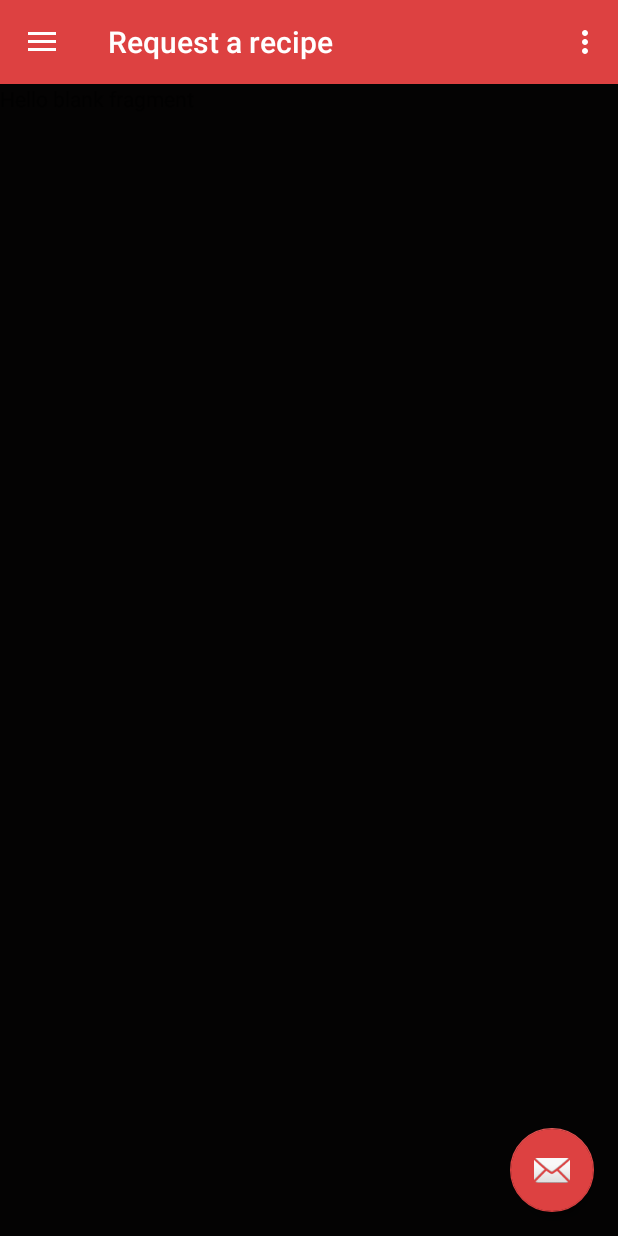
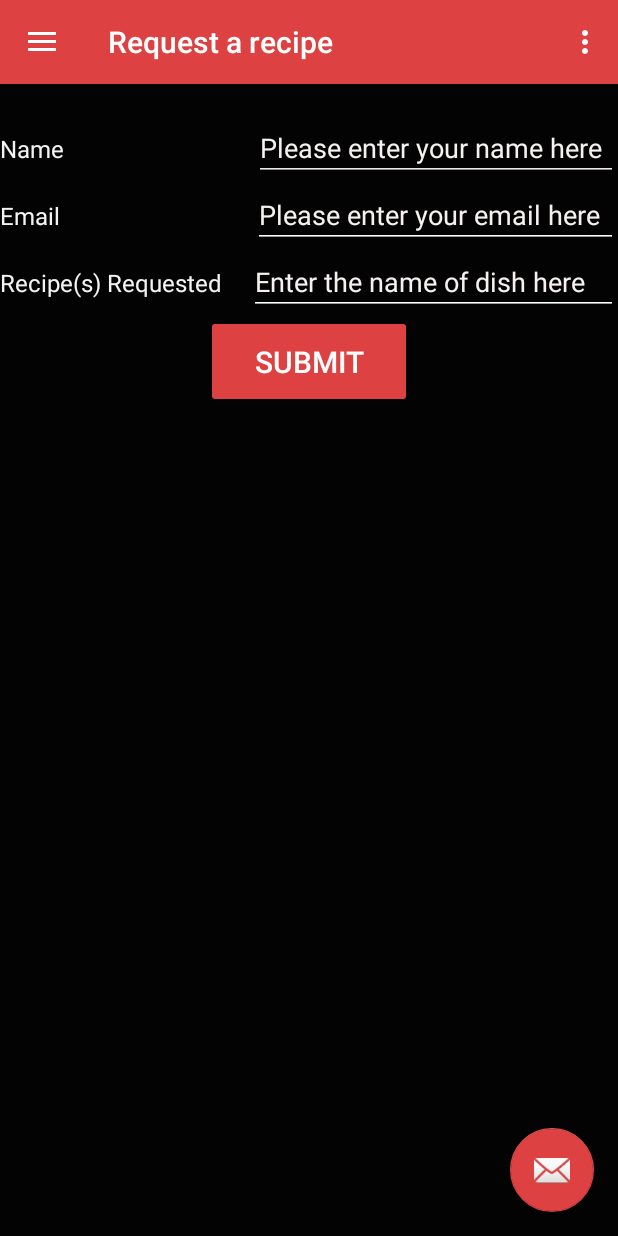
Before and after one commit to kyash108/Spiceful, an Android app: the request screen opened through its navigation route, on a phone screen of 412 x 824 dp. Run offline under Robolectric (Android 15) with nearby library versions, the light colour scheme and no system bars; our stand-ins replace navigation-ui.

Commit message:
Made the request a recipe fragment and completed the code which will take input from user and will send it to the developer to add a recipe to the app

```diff
--- a/app/src/main/AndroidManifest.xml
+++ b/app/src/main/AndroidManifest.xml
@@ -18,6 +18,7 @@
 
                 <category android:name="android.intent.category.LAUNCHER" />
             </intent-filter>
+
         </activity>
 
         <activity android:name=".settingsFragment" />
--- a/app/src/main/java/com/example/spiceful/MainActivity.java
+++ b/app/src/main/java/com/example/spiceful/MainActivity.java
@@ -1,20 +1,14 @@
 package com.example.spiceful;
-
 import android.content.Intent;
 import android.net.Uri;
 import android.os.Bundle;
 import android.view.MenuItem;
 import android.view.View;
 import android.view.Menu;
-import android.widget.Button;
-
 import com.google.android.material.floatingactionbutton.FloatingActionButton;
 import com.google.android.material.snackbar.Snackbar;
 import com.google.android.material.navigation.NavigationView;
-
 import androidx.annotation.NonNull;
-import androidx.core.content.ContextCompat;
-import androidx.fragment.app.Fragment;
 import androidx.navigation.NavController;
 import androidx.navigation.Navigation;
 import androidx.navigation.ui.AppBarConfiguration;
--- a/app/src/main/java/com/example/spiceful/request.java
+++ b/app/src/main/java/com/example/spiceful/request.java
@@ -1,5 +1,7 @@
 package com.example.spiceful;
 
+import android.content.Intent;
+import android.net.Uri;
 import android.os.Bundle;
 
 import androidx.fragment.app.Fragment;
@@ -7,6 +9,11 @@ import androidx.fragment.app.Fragment;
 import android.view.LayoutInflater;
 import android.view.View;
 import android.view.ViewGroup;
+import android.widget.Button;
+import android.widget.EditText;
+import android.widget.Toast;
+
+import com.google.android.material.snackbar.Snackbar;
 
 /**
  * A simple {@link Fragment} subclass.
@@ -14,6 +21,7 @@ import android.view.ViewGroup;
  * create an instance of this fragment.
  */
 public class request extends Fragment {
+
 
     // TODO: Rename parameter arguments, choose names that match
     // the fragment initialization parameters, e.g. ARG_ITEM_NUMBER
@@ -53,12 +61,41 @@ public class request extends Fragment {
             mParam1 = getArguments().getString(ARG_PARAM1);
             mParam2 = getArguments().getString(ARG_PARAM2);
         }
+
     }
 
     @Override
     public View onCreateView(LayoutInflater inflater, ViewGroup container,
                              Bundle savedInstanceState) {
         // Inflate the layout for this fragment
-        return inflater.inflate(R.layout.fragment_request, container, false);
+
+       View view= inflater.inflate(R.layout.fragment_request, container, false);
+         final EditText name = view.findViewById(R.id.requestDishUserNameInput);
+        final EditText email = view.findViewById(R.id.requestDishEmailInput);
+        final EditText dishName = view.findViewById(R.id.requestDishNameInput);
+       Button button = view.findViewById(R.id.submit);
+
+
+        button.setOnClickListener(new View.OnClickListener() {
+            @Override
+            public void onClick(View v) {
+                String userName = name.getText().toString().trim();
+                String userEmail = email.getText().toString().trim();
+                String recipeRequest = dishName.getText().toString().trim();
+                String[]emailAddress={"yashkumartestemail@gmail.com"};
+            Intent intent = new Intent(Intent.ACTION_SENDTO);
+                intent.setData(Uri.parse("mailto:"));
+                intent.putExtra(Intent.EXTRA_EMAIL,emailAddress);
+                intent.putExtra(Intent.EXTRA_SUBJECT,"Can you please a this recipe to the app ?");
+                intent.putExtra(Intent.EXTRA_TEXT,"Name: "+userName+"\n Email: "+userEmail+"\n Recipe(s) name: "+recipeRequest);
+            //                if(intent.resolveActivity(getActivity().getPackageManager()) != null){
+            startActivity(intent);
+//                }else {
+//                    Toast.makeText(getActivity(),"No app installed or email account not added in the app",Toast.LENGTH_SHORT).show();
+//                }
+            }
+
+        });
+       return view;
     }
 }
--- a/app/src/main/java/com/example/spiceful/veg.java
+++ b/app/src/main/java/com/example/spiceful/veg.java
@@ -78,7 +78,7 @@ public class veg extends Fragment {
         final ListView listView = view.findViewById(R.id.vegListView);
         description = view.findViewById(R.id.vegDescription);
         ArrayList<ListViewItem> dataTypeItemArrayList = new ArrayList<>();
-        dataTypeItemArrayList.add(new ListViewItem("Aloo Matar","Ingredients: \n" +
+        dataTypeItemArrayList.add(new ListViewItem("Aloo Matar Curry","Ingredients: \n" +
                 "1) Potato                                     1/2 Kg\n"+
                 "2) Peas                                        1 Cup\n"+
                 "3) Onions                                     6\n"+
@@ -105,7 +105,7 @@ public class veg extends Fragment {
                 "11) Pour enought water along with boilder peas and potatoes.\n"+
                 "12) Cook till the gravy becomes thick.\n"+
                 "13) Serve hot, garnished with corriander leaves\n"));
-        dataTypeItemArrayList.add(new ListViewItem("Matar Paneer","Ingredients: \n"+
+        dataTypeItemArrayList.add(new ListViewItem("Matar Paneer Curry","Ingredients: \n"+
                 "1)  Green peas(Fresh)              1/2 Kg\n"+
                 "2)  Paneer (Indian Cheese)     400 grams\n"+
                 "3)  Tomatoes                            2\n"+
@@ -215,12 +215,12 @@ public class veg extends Fragment {
         @Override
         public Fragment getItem(int position) {
             switch (position){
-                case 0: return vegContentFragment.newInstance(R.drawable.dal,"Aloo Matar");
-                case 1: return vegContentFragment.newInstance(R.drawable.ic_baseline_map_24,"Matar Paneer");
+                case 0: return vegContentFragment.newInstance(R.drawable.dal,"Aloo Matar Curry");
+                case 1: return vegContentFragment.newInstance(R.drawable.ic_baseline_map_24,"Matar Paneer Curry");
                 case 2: return vegContentFragment.newInstance(R.drawable.ic_baseline_map_24,"Bhindi Massala");
                 case 3: return vegContentFragment.newInstance(R.drawable.ic_baseline_map_24,"Paneer Bhurji");
 
-                default: return vegContentFragment.newInstance(R.drawable.facebook,"Mutter Paneer");
+                default: return vegContentFragment.newInstance(R.drawable.facebook,"Mutter Paneer Curry");
 
             }
         }
@@ -228,7 +228,7 @@ public class veg extends Fragment {
 
         @Override
         public int getCount() {
-            return 2;
+            return 4;
         }
     }
 }
--- a/app/src/main/res/layout/fragment_request.xml
+++ b/app/src/main/res/layout/fragment_request.xml
@@ -1,15 +1,131 @@
 <?xml version="1.0" encoding="utf-8"?>
-<FrameLayout xmlns:android="http://schemas.android.com/apk/res/android"
+<LinearLayout xmlns:android="http://schemas.android.com/apk/res/android"
+    xmlns:app="http://schemas.android.com/apk/res-auto"
     xmlns:tools="http://schemas.android.com/tools"
     android:layout_width="match_parent"
     android:layout_height="match_parent"
     android:background="@color/bgColor"
+    android:orientation="vertical"
+    android:paddingTop="20dp"
     tools:context=".request">
 
-    <!-- TODO: Update blank fragment layout -->
-    <TextView
+    <LinearLayout
         android:layout_width="match_parent"
-        android:layout_height="match_parent"
-        android:text="@string/hello_blank_fragment" />
+        android:layout_height="wrap_content"
+        android:orientation="horizontal">
 
-</FrameLayout>
+        <TextView
+            android:id="@+id/requestDishUserName"
+            android:layout_width="wrap_content"
+            android:layout_height="wrap_content"
+            android:layout_weight="1"
+            android:paddingTop="10dp"
+            android:paddingBottom="10dp"
+            android:shadowColor="#F8F5F5"
+            android:text="@string/requestDishName"
+            android:textColor="#F3F3F3"
+            android:textSize="@dimen/fab_margin" />
+
+        <EditText
+            android:id="@+id/requestDishUserNameInput"
+            android:layout_width="116dp"
+            android:layout_height="wrap_content"
+            android:layout_weight="1"
+            android:autofillHints=""
+            android:backgroundTint="#F1E9E9"
+            android:ems="10"
+            android:hint="@string/requestDishUsername"
+            android:inputType="textPersonName"
+            android:paddingTop="10dp"
+            android:paddingBottom="10dp"
+            android:shadowColor="#F8F6F6"
+            android:textColor="#F1EDED"
+            android:textColorHighlight="#F4EFEF"
+            android:textColorHint="#F6F1F1"
+            android:textColorLink="#F3ECEC" />
+    </LinearLayout>
+
+    <LinearLayout
+        android:layout_width="match_parent"
+        android:layout_height="wrap_content"
+        android:orientation="horizontal">
+
+        <TextView
+            android:id="@+id/requestDishNameEmail"
+            android:layout_width="wrap_content"
+            android:layout_height="wrap_content"
+            android:layout_weight="1"
+            android:paddingTop="10dp"
+            android:paddingBottom="10dp"
+            android:shadowColor="#F8F5F5"
+            android:text="@string/requestDishEmail"
+            android:textColor="#F3F3F3"
+            android:textSize="@dimen/fab_margin" />
+
+        <EditText
+            android:id="@+id/requestDishEmailInput"
+            android:layout_width="114dp"
+            android:layout_height="wrap_content"
+            android:layout_weight="1"
+            android:autofillHints=""
+            android:backgroundTint="#FFFFFF"
+            android:ems="10"
+            android:hint="@string/requestDishEmailHint"
+            android:inputType="textPersonName"
+            android:paddingTop="10dp"
+            android:paddingBottom="10dp"
+            android:shadowColor="#F8F6F6"
+            android:textColor="#F1EDED"
+            android:textColorHighlight="#F4EFEF"
+            android:textColorHint="#F6F1F1"
+            android:textColorLink="#F3ECEC" />
+
+    </LinearLayout>
+
+    <LinearLayout
+        android:layout_width="match_parent"
+        android:layout_height="wrap_content"
+        android:orientation="horizontal">
+
+        <TextView
+            android:id="@+id/requestDishName"
+            android:layout_width="133dp"
+            android:layout_height="wrap_content"
+            android:layout_weight="1"
+            android:paddingTop="10dp"
+            android:paddingBottom="10dp"
+            android:shadowColor="#F8F5F5"
+            android:text="@string/recipeRequested"
+            android:textColor="#F3F3F3"
+            android:textSize="@dimen/fab_margin" />
+
+        <EditText
+            android:id="@+id/requestDishNameInput"
+            android:layout_width="wrap_content"
+            android:layout_height="wrap_content"
+            android:layout_weight="1"
+            android:autofillHints=""
+            android:backgroundTint="#FFFFFF"
+            android:ems="10"
+            android:hint="@string/nameHint"
+            android:inputType="textPersonName"
+            android:paddingTop="10dp"
+            android:paddingBottom="10dp"
+            android:shadowColor="#F8F6F6"
+            android:textColor="#F1EDED"
+            android:textColorHighlight="#F4EFEF"
+            android:textColorHint="#F6F1F1"
+            android:textColorLink="#F3ECEC" />
+
+    </LinearLayout>
+
+    <Button
+        android:id="@+id/submit"
+        android:layout_width="137dp"
+        android:layout_height="62dp"
+        android:layout_gravity="center"
+        android:backgroundTint="@color/colorAccent"
+        android:text="Submit"
+        android:textColor="#FFFFFF"
+        android:textSize="@dimen/submit" />
+</LinearLayout>
--- a/app/src/main/res/layout/fragment_veg.xml
+++ b/app/src/main/res/layout/fragment_veg.xml
@@ -16,7 +16,7 @@
     <ListView
         android:id="@+id/vegListView"
         android:layout_width="370dp"
-        android:layout_height="255dp"
+        android:layout_height="262dp"
         android:layout_gravity="center"
         android:background="@color/colorAccent"
         android:hapticFeedbackEnabled="true" />
--- a/app/src/main/res/layout/fragment_veg_content.xml
+++ b/app/src/main/res/layout/fragment_veg_content.xml
@@ -19,5 +19,7 @@
         android:layout_width="wrap_content"
         android:layout_height="wrap_content"
         android:layout_gravity="center"
-        android:text="TextView" />
+        android:text="@string/recipe_name_viewPager"
+        android:textColor="#E4E4E4"
+        android:textSize="20sp" />
 </LinearLayout>
--- a/app/src/main/res/values/dimens.xml
+++ b/app/src/main/res/values/dimens.xml
@@ -5,4 +5,5 @@
     <dimen name="nav_header_vertical_spacing">8dp</dimen>
     <dimen name="nav_header_height">176dp</dimen>
     <dimen name="fab_margin">16dp</dimen>
+    <dimen name="submit">20sp</dimen>
 </resources>
--- a/app/src/main/res/values/strings.xml
+++ b/app/src/main/res/values/strings.xml
@@ -25,4 +25,11 @@
     <string name="facebook">Facebook</string>
     <string name="blank">blank</string>
     <string name="textview">Ingredients: \n\n\nMethod:</string>
+    <string name="recipe_name_viewPager">Recipe Name</string>
+    <string name="requestDishName">Name</string>
+    <string name="nameHint">Enter the name of dish here</string>
+    <string name="requestDishEmail">Email</string>
+    <string name="requestDishEmailHint">Please enter your email here</string>
+    <string name="requestDishUsername">Please enter your name here</string>
+    <string name="recipeRequested">Recipe(s) Requested</string>
 </resources>
```
